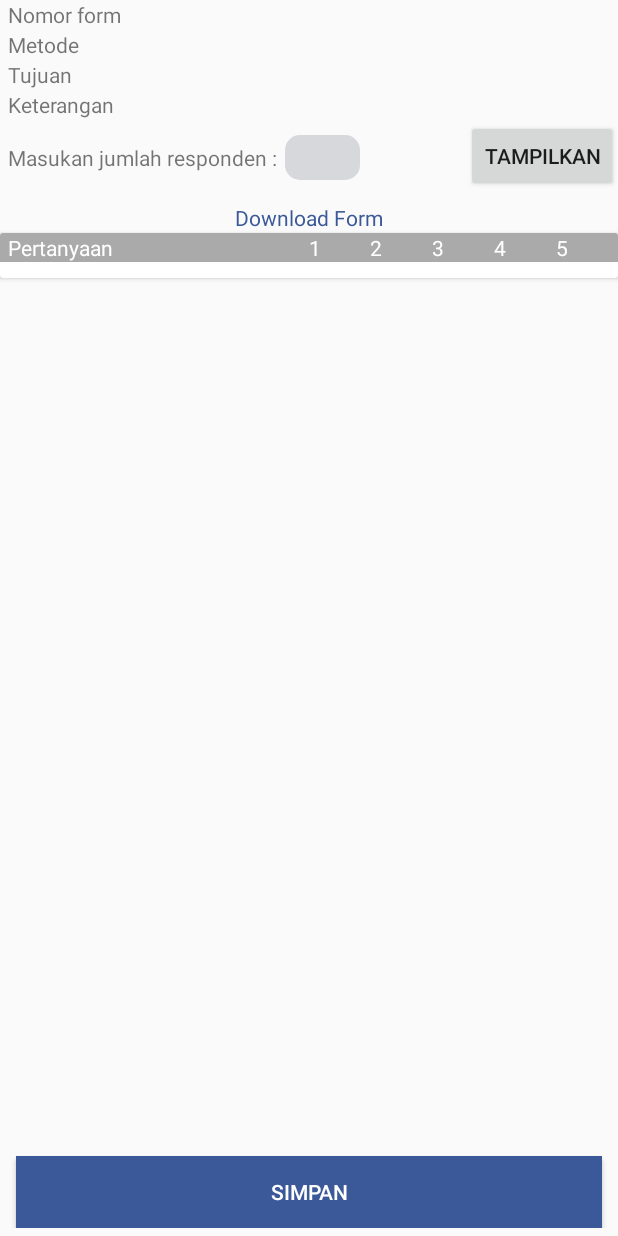
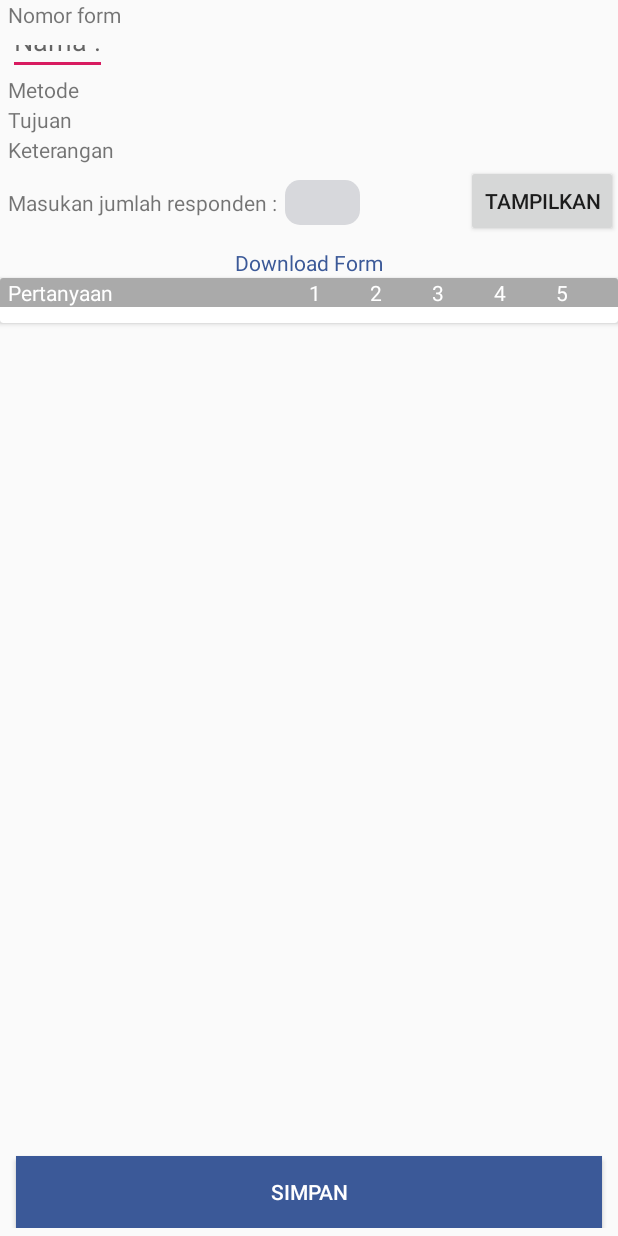
Before and after one commit to pranata1adi/CAAT, an Android app: the layout activity_kuisioner.xml on its own in the app's theme, with its tools: preview values and no code run, on a phone screen of 412 x 824 dp. Run offline under Robolectric (Android 15) with nearby library versions, the phone set to English and light mode, and no system bars.

Commit message:
ubah kuisioner

```diff
--- a/app/src/main/java/com/example/aseps/caat/Features/home/HomeActivity.java
+++ b/app/src/main/java/com/example/aseps/caat/Features/home/HomeActivity.java
@@ -180,6 +180,7 @@ public class HomeActivity extends AppCompatActivity implements NavigationView.On
             myDatabase.addDB(itemHome1);
             if (idprojek.add(itemHome1.getId_project())) {
                 itemHomes.add(itemHome1);
+//                Log.d("itemhome",itemHome1.)
             }
         }
 
--- a/app/src/main/java/com/example/aseps/caat/Features/kuisioner/KuisionerPresenter.java
+++ b/app/src/main/java/com/example/aseps/caat/Features/kuisioner/KuisionerPresenter.java
@@ -156,9 +156,6 @@ class KuisionerPresenter {
                     e.printStackTrace();
                     Log.d("erorposkuis", e.toString());
                 }
-
-            }
-
                 Log.d("urlnye", URL + "/" + form + submit + idform);
                 AsyncHttpClient client = new AsyncHttpClient();
                 client.post(URL + "/" + form + submit + idform, params, new AsyncHttpResponseHandler() {
@@ -182,6 +179,8 @@ class KuisionerPresenter {
                         Log.d("eror", String.valueOf(error));
                     }
                 });
+            }
+
         } catch (Exception e) {
             e.printStackTrace();
         }
--- a/app/src/main/res/layout/activity_kuisioner.xml
+++ b/app/src/main/res/layout/activity_kuisioner.xml
@@ -16,6 +16,18 @@
         android:layout_marginLeft="5dp"
         android:text="@string/nomor_form"
         tools:ignore="RtlHardcoded" />
+
+    <EditText
+        android:id="@+id/etNama"
+        android:hint="@string/nama"
+        android:layout_width="wrap_content"
+        android:layout_height="30dp"
+        android:layout_centerVertical="true"
+        android:layout_marginLeft="5dp"
+        android:layout_toRightOf="@+id/tvJumlah"
+        android:importantForAutofill="no"
+        android:inputType="text"
+        tools:ignore="LabelFor,RtlHardcoded,UnusedAttribute" />
 
     <TextView
         android:id="@+id/tvNamaMetode"
```
Also changed, not shown: app/src/main/java/com/example/aseps/caat/Features/kuisioner/KuisionerActivity.java (+11 -4 lines). Lines whose indentation alone changed are shown as unchanged.
